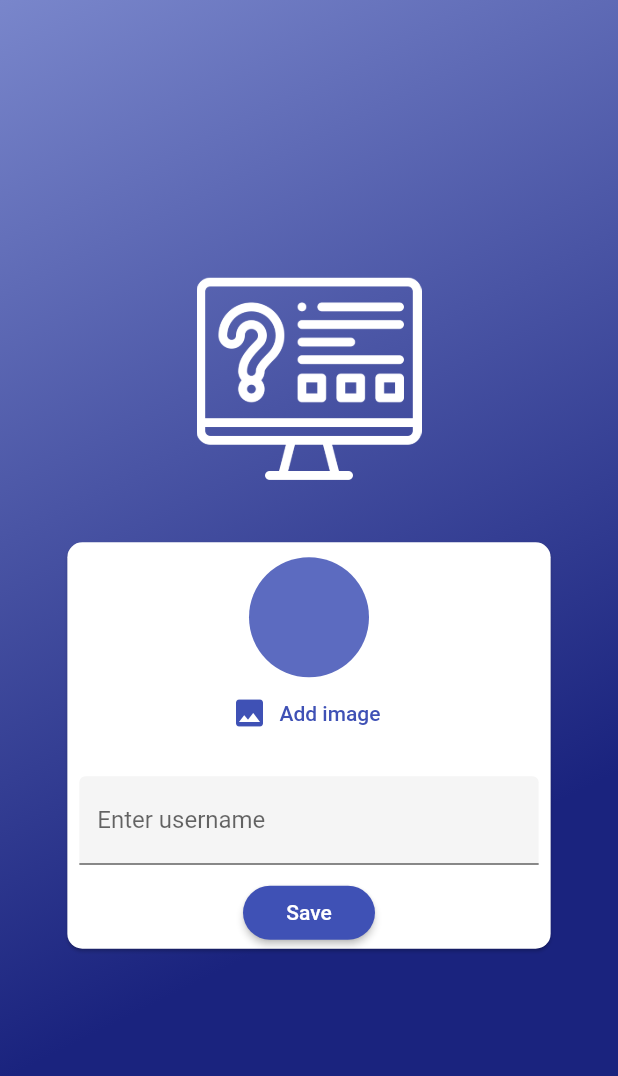
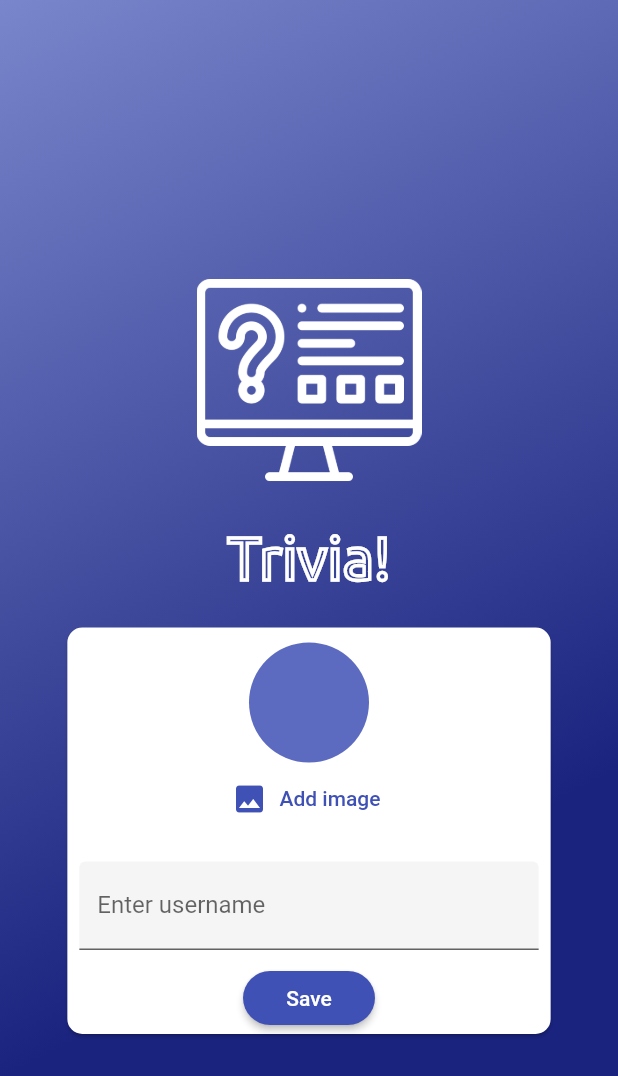
Before and after one commit to DeleMike/trivia, a Flutter app: the screen it shows after launch, on a phone screen of 412 x 824 dp. Shown: the top 1076 px of the screen. Run offline on Flutter 3.47's test engine with Material 2 defaults, Android fonts, the phone set to English and light mode, and no system bars; our stand-ins replace image_picker; project files that could hold a hidden picture were left out.

Commit message:
add text banner to auth screen

```diff
--- a/lib/screens/auth_screen.dart
+++ b/lib/screens/auth_screen.dart
@@ -2,6 +2,7 @@ import 'package:flutter/material.dart';
 
 import '../widgets/image_banner.dart';
 import '../widgets/auth_form.dart';
+import '../widgets/text_banner.dart';
 
 class AuthScreen extends StatelessWidget {
   @override
@@ -28,9 +29,11 @@ class AuthScreen extends StatelessWidget {
           mainAxisAlignment: MainAxisAlignment.center,
           crossAxisAlignment: CrossAxisAlignment.center,
           children: [
+            SizedBox(height: deviceSize.height * 0.07),
             Flexible(child: const ImageBanner()),
+            Flexible(child: const TextBanner()),
             Flexible(
-                    flex: deviceSize.width > 600 ? 2 : 1,
+              flex: deviceSize.width > 600 ? 3 : 2,
               child: AuthForm(),
             ),
           ],
--- /dev/null
+++ b/lib/widgets/text_banner.dart
@@ -0,0 +1,27 @@
+import 'package:flutter/material.dart';
+
+class TextBanner extends StatelessWidget {
+  const TextBanner();
+
+  @override
+  Widget build(BuildContext context) {
+    return Container(
+      margin: const EdgeInsets.only(bottom: 10.0),
+      child: Stack(
+        children: [
+          //stroked text
+          Text(
+            'Trivia!',
+            style: TextStyle(
+              fontSize: 40,
+              foreground: Paint()
+                ..style = PaintingStyle.stroke
+                ..strokeWidth = 2.2
+                ..color = Colors.white,
+            ),
+          ),
+        ],
+      ),
+    );
+  }
+}
```
Lines whose indentation alone changed are shown as unchanged.
